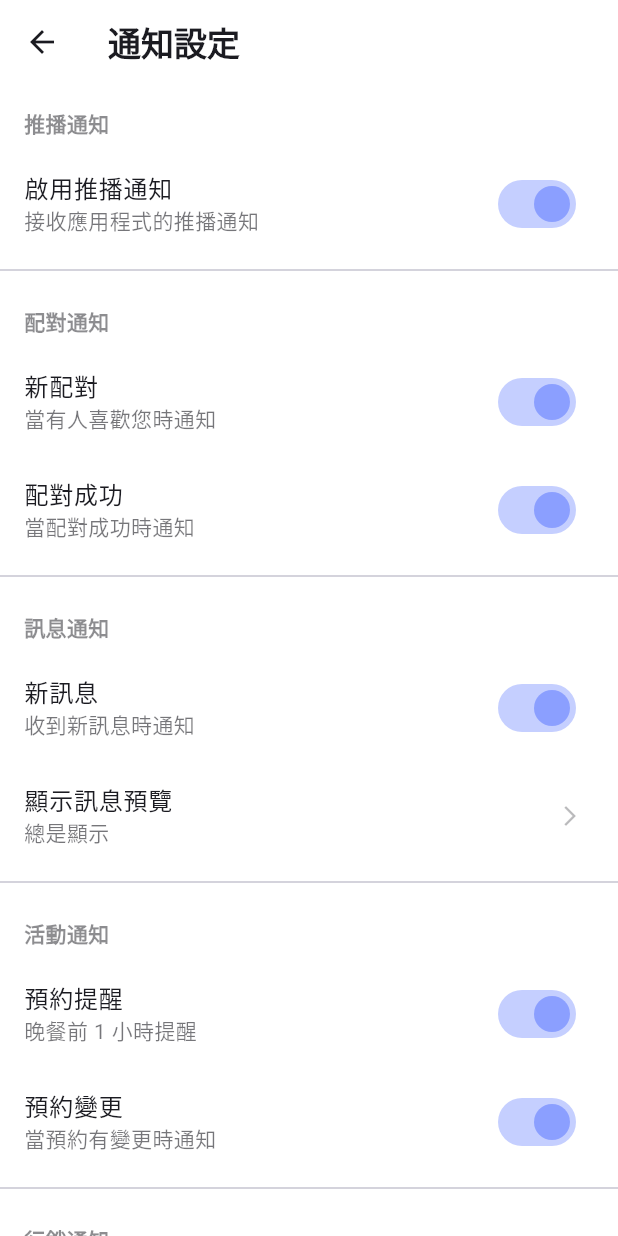
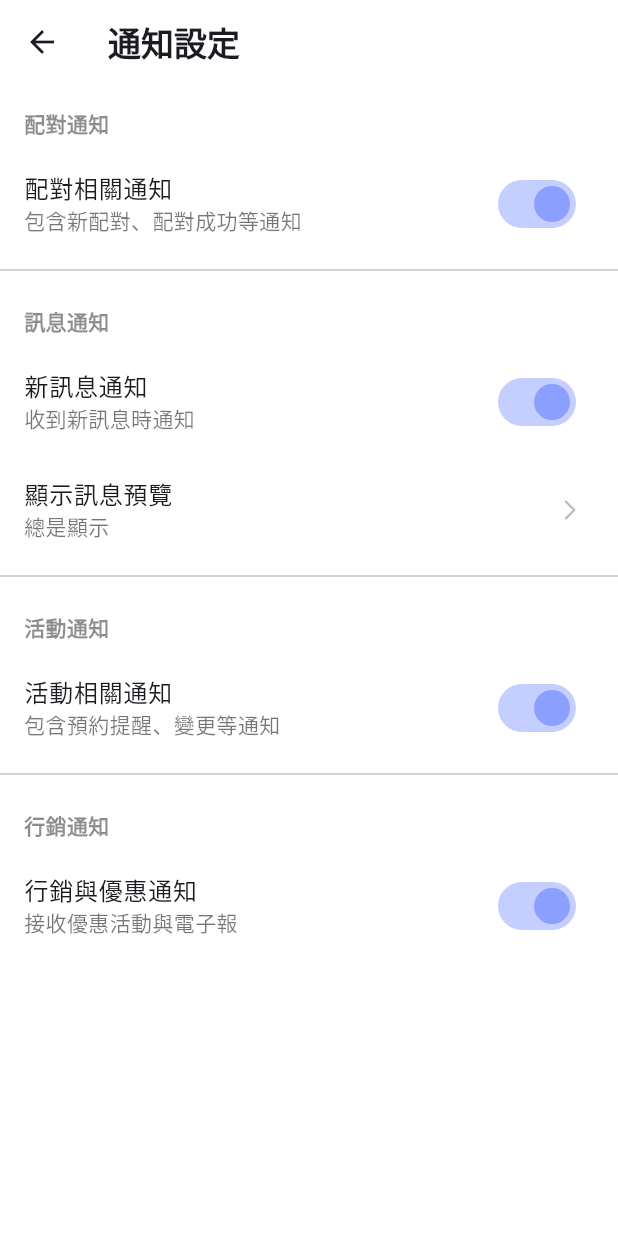
Before and after one commit to chriskid824/Chingu, a Flutter app: the NotificationSettingsScreen screen opened by its route, on a phone screen of 412 x 824 dp. Run offline on Flutter 3.47's test engine with Material 3 defaults, Android fonts, the phone set to English and light mode, and no system bars; our stand-ins replace cached_network_image, cloud_firestore, cloud_functions, equatable, firebase_auth, firebase_core and 7 more; accounts and stored records are empty; statements that could not run were skipped.

Commit message:
feat: Implement Notification Settings Screen with control switches
- Update `UserModel` to include `notificationMatchEnabled`, `notificationMessageEnabled`, `notificationEventEnabled`, and `notificationMarketingEnabled` fields.
- Modify `NotificationSettingsScreen` to use `AuthProvider` and bind switches to user preferences.
- Add unit tests for `UserModel` notification settings serialization.
- Ensure all notification types are defaulted to enabled.

```diff
--- a/lib/models/user_model.dart
+++ b/lib/models/user_model.dart
@@ -38,6 +38,12 @@ class UserModel {
   final String twoFactorMethod; // 'email', 'sms'
   final String? phoneNumber;
 
+  // 通知設定
+  final bool notificationMatchEnabled;
+  final bool notificationMessageEnabled;
+  final bool notificationEventEnabled;
+  final bool notificationMarketingEnabled;
+
   UserModel({
     required this.uid,
     required this.name,
@@ -66,6 +72,10 @@ class UserModel {
     this.isTwoFactorEnabled = false,
     this.twoFactorMethod = 'email',
     this.phoneNumber,
+    this.notificationMatchEnabled = true,
+    this.notificationMessageEnabled = true,
+    this.notificationEventEnabled = true,
+    this.notificationMarketingEnabled = true,
   });
 
   /// 從 Firestore 文檔創建 UserModel
@@ -104,6 +114,10 @@ class UserModel {
       isTwoFactorEnabled: map['isTwoFactorEnabled'] ?? false,
       twoFactorMethod: map['twoFactorMethod'] ?? 'email',
       phoneNumber: map['phoneNumber'],
+      notificationMatchEnabled: map['notificationMatchEnabled'] ?? true,
+      notificationMessageEnabled: map['notificationMessageEnabled'] ?? true,
+      notificationEventEnabled: map['notificationEventEnabled'] ?? true,
+      notificationMarketingEnabled: map['notificationMarketingEnabled'] ?? true,
     );
   }
 
@@ -136,6 +150,10 @@ class UserModel {
       'isTwoFactorEnabled': isTwoFactorEnabled,
       'twoFactorMethod': twoFactorMethod,
       'phoneNumber': phoneNumber,
+      'notificationMatchEnabled': notificationMatchEnabled,
+      'notificationMessageEnabled': notificationMessageEnabled,
+      'notificationEventEnabled': notificationEventEnabled,
+      'notificationMarketingEnabled': notificationMarketingEnabled,
     };
   }
 
@@ -166,6 +184,10 @@ class UserModel {
     bool? isTwoFactorEnabled,
     String? twoFactorMethod,
     String? phoneNumber,
+    bool? notificationMatchEnabled,
+    bool? notificationMessageEnabled,
+    bool? notificationEventEnabled,
+    bool? notificationMarketingEnabled,
   }) {
     return UserModel(
       uid: uid,
@@ -195,6 +217,10 @@ class UserModel {
       isTwoFactorEnabled: isTwoFactorEnabled ?? this.isTwoFactorEnabled,
       twoFactorMethod: twoFactorMethod ?? this.twoFactorMethod,
       phoneNumber: phoneNumber ?? this.phoneNumber,
+      notificationMatchEnabled: notificationMatchEnabled ?? this.notificationMatchEnabled,
+      notificationMessageEnabled: notificationMessageEnabled ?? this.notificationMessageEnabled,
+      notificationEventEnabled: notificationEventEnabled ?? this.notificationEventEnabled,
+      notificationMarketingEnabled: notificationMarketingEnabled ?? this.notificationMarketingEnabled,
     );
   }
 
--- a/lib/screens/settings/notification_settings_screen.dart
+++ b/lib/screens/settings/notification_settings_screen.dart
@@ -1,6 +1,8 @@
 import 'package:flutter/material.dart';
+import 'package:provider/provider.dart';
 import 'package:chingu/core/theme/app_theme.dart';
 import 'package:chingu/core/routes/app_router.dart';
+import 'package:chingu/providers/auth_provider.dart';
 
 class NotificationSettingsScreen extends StatelessWidget {
   const NotificationSettingsScreen({super.key});
@@ -8,6 +10,7 @@ class NotificationSettingsScreen extends StatelessWidget {
   @override
   Widget build(BuildContext context) {
     final theme = Theme.of(context);
+    // ignore: unused_local_variable
     final chinguTheme = theme.extension<ChinguTheme>();
 
     return Scaffold(
@@ -18,39 +21,34 @@ class NotificationSettingsScreen extends StatelessWidget {
         foregroundColor: theme.colorScheme.onSurface,
         elevation: 0,
       ),
-      body: ListView(
+      body: Consumer<AuthProvider>(
+        builder: (context, authProvider, child) {
+          final user = authProvider.userModel;
+          if (user == null) {
+            return const Center(child: CircularProgressIndicator());
+          }
+
+          return ListView(
             children: [
-          _buildSectionTitle(context, '推播通知'),
-          SwitchListTile(
-            title: const Text('啟用推播通知'),
-            subtitle: Text('接收應用程式的推播通知', style: TextStyle(color: theme.colorScheme.onSurface.withOpacity(0.6))),
-            value: true,
-            onChanged: (v) {},
-            activeColor: theme.colorScheme.primary,
-          ),
-          const Divider(),
               _buildSectionTitle(context, '配對通知'),
               SwitchListTile(
-            title: const Text('新配對'),
-            subtitle: Text('當有人喜歡您時通知', style: TextStyle(color: theme.colorScheme.onSurface.withOpacity(0.6))),
-            value: true,
-            onChanged: (v) {},
-            activeColor: theme.colorScheme.primary,
-          ),
-          SwitchListTile(
-            title: const Text('配對成功'),
-            subtitle: Text('當配對成功時通知', style: TextStyle(color: theme.colorScheme.onSurface.withOpacity(0.6))),
-            value: true,
-            onChanged: (v) {},
+                title: const Text('配對相關通知'),
+                subtitle: Text('包含新配對、配對成功等通知', style: TextStyle(color: theme.colorScheme.onSurface.withOpacity(0.6))),
+                value: user.notificationMatchEnabled,
+                onChanged: (v) {
+                  authProvider.updateUserData({'notificationMatchEnabled': v});
+                },
                 activeColor: theme.colorScheme.primary,
               ),
               const Divider(),
               _buildSectionTitle(context, '訊息通知'),
               SwitchListTile(
-            title: const Text('新訊息'),
+                title: const Text('新訊息通知'),
                 subtitle: Text('收到新訊息時通知', style: TextStyle(color: theme.colorScheme.onSurface.withOpacity(0.6))),
-            value: true,
-            onChanged: (v) {},
+                value: user.notificationMessageEnabled,
+                onChanged: (v) {
+                  authProvider.updateUserData({'notificationMessageEnabled': v});
+                },
                 activeColor: theme.colorScheme.primary,
               ),
               ListTile(
@@ -68,36 +66,28 @@ class NotificationSettingsScreen extends StatelessWidget {
               const Divider(),
               _buildSectionTitle(context, '活動通知'),
               SwitchListTile(
-            title: const Text('預約提醒'),
-            subtitle: Text('晚餐前 1 小時提醒', style: TextStyle(color: theme.colorScheme.onSurface.withOpacity(0.6))),
-            value: true,
-            onChanged: (v) {},
-            activeColor: theme.colorScheme.primary,
-          ),
-          SwitchListTile(
-            title: const Text('預約變更'),
-            subtitle: Text('當預約有變更時通知', style: TextStyle(color: theme.colorScheme.onSurface.withOpacity(0.6))),
-            value: true,
-            onChanged: (v) {},
+                title: const Text('活動相關通知'),
+                subtitle: Text('包含預約提醒、變更等通知', style: TextStyle(color: theme.colorScheme.onSurface.withOpacity(0.6))),
+                value: user.notificationEventEnabled,
+                onChanged: (v) {
+                  authProvider.updateUserData({'notificationEventEnabled': v});
+                },
                 activeColor: theme.colorScheme.primary,
               ),
               const Divider(),
               _buildSectionTitle(context, '行銷通知'),
               SwitchListTile(
-            title: const Text('優惠活動'),
-            subtitle: Text('接收優惠和活動資訊', style: TextStyle(color: theme.colorScheme.onSurface.withOpacity(0.6))),
-            value: false,
-            onChanged: (v) {},
-            activeColor: theme.colorScheme.primary,
-          ),
-          SwitchListTile(
-            title: const Text('電子報'),
-            subtitle: Text('接收每週電子報', style: TextStyle(color: theme.colorScheme.onSurface.withOpacity(0.6))),
-            value: false,
-            onChanged: (v) {},
+                title: const Text('行銷與優惠通知'),
+                subtitle: Text('接收優惠活動與電子報', style: TextStyle(color: theme.colorScheme.onSurface.withOpacity(0.6))),
+                value: user.notificationMarketingEnabled,
+                onChanged: (v) {
+                  authProvider.updateUserData({'notificationMarketingEnabled': v});
+                },
                 activeColor: theme.colorScheme.primary,
               ),
             ],
+          );
+        },
       ),
     );
   }
```
Also changed, not shown: pubspec.lock, 1 other file. Lines whose indentation alone changed are shown as unchanged.
